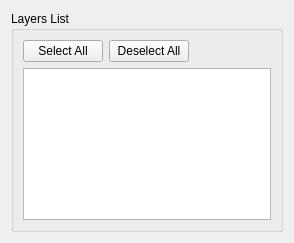
claudiobogossian/terralib5, file src/terralib/qt/plugins/datasource/terralib4/ui/TL4LayerSelectionWizardPageForm.ui: the form before one commit.
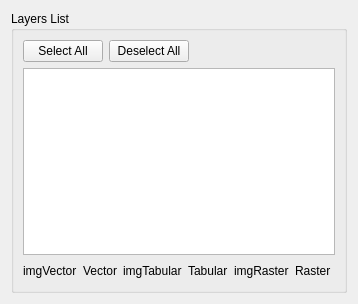
The form after the commit.

```diff
--- a/src/terralib/qt/plugins/datasource/terralib4/ui/TL4LayerSelectionWizardPageForm.ui
+++ b/src/terralib/qt/plugins/datasource/terralib4/ui/TL4LayerSelectionWizardPageForm.ui
@@ -6,20 +6,20 @@
    <rect>
     <x>0</x>
     <y>0</y>
-    <width>294</width>
-    <height>243</height>
+    <width>358</width>
+    <height>304</height>
    </rect>
   </property>
   <property name="windowTitle">
    <string>Form</string>
   </property>
-  <layout class="QGridLayout" name="gridLayout_2">
+  <layout class="QGridLayout" name="gridLayout_3">
    <item row="0" column="0">
     <widget class="QGroupBox" name="groupBox">
      <property name="title">
       <string>Layers List</string>
      </property>
-     <layout class="QGridLayout" name="gridLayout">
+     <layout class="QGridLayout" name="gridLayout_2">
       <item row="0" column="0">
        <layout class="QVBoxLayout" name="verticalLayout">
         <item>
@@ -58,6 +58,65 @@
         </item>
        </layout>
       </item>
+      <item row="1" column="0">
+       <layout class="QGridLayout" name="gridLayout">
+        <item row="0" column="0">
+         <widget class="QLabel" name="m_imgVectorLabel">
+          <property name="text">
+           <string>imgVector</string>
+          </property>
+         </widget>
+        </item>
+        <item row="0" column="1">
+         <widget class="QLabel" name="label_2">
+          <property name="text">
+           <string>Vector</string>
+          </property>
+         </widget>
+        </item>
+        <item row="0" column="2">
+         <widget class="QLabel" name="m_imgTabularLabel">
+          <property name="text">
+           <string>imgTabular</string>
+          </property>
+         </widget>
+        </item>
+        <item row="0" column="3">
+         <widget class="QLabel" name="label_3">
+          <property name="text">
+           <string>Tabular</string>
+          </property>
+         </widget>
+        </item>
+        <item row="0" column="4">
+         <widget class="QLabel" name="m_imgRasterLabel">
+          <property name="text">
+           <string>imgRaster</string>
+          </property>
+         </widget>
+        </item>
+        <item row="0" column="5">
+         <widget class="QLabel" name="label_5">
+          <property name="text">
+           <string>Raster</string>
+          </property>
+         </widget>
+        </item>
+        <item row="0" column="6">
+         <spacer name="horizontalSpacer_2">
+          <property name="orientation">
+           <enum>Qt::Horizontal</enum>
+          </property>
+          <property name="sizeHint" stdset="0">
+           <size>
+            <width>40</width>
+            <height>20</height>
+           </size>
+          </property>
+         </spacer>
+        </item>
+       </layout>
+      </item>
      </layout>
     </widget>
    </item>
```
